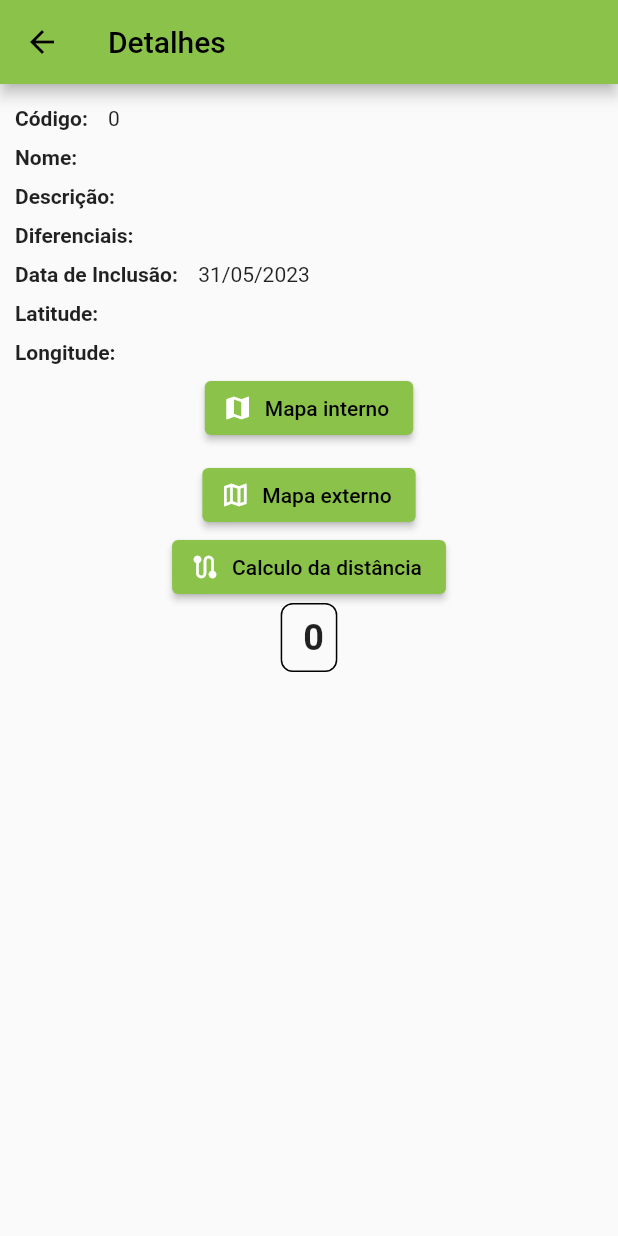
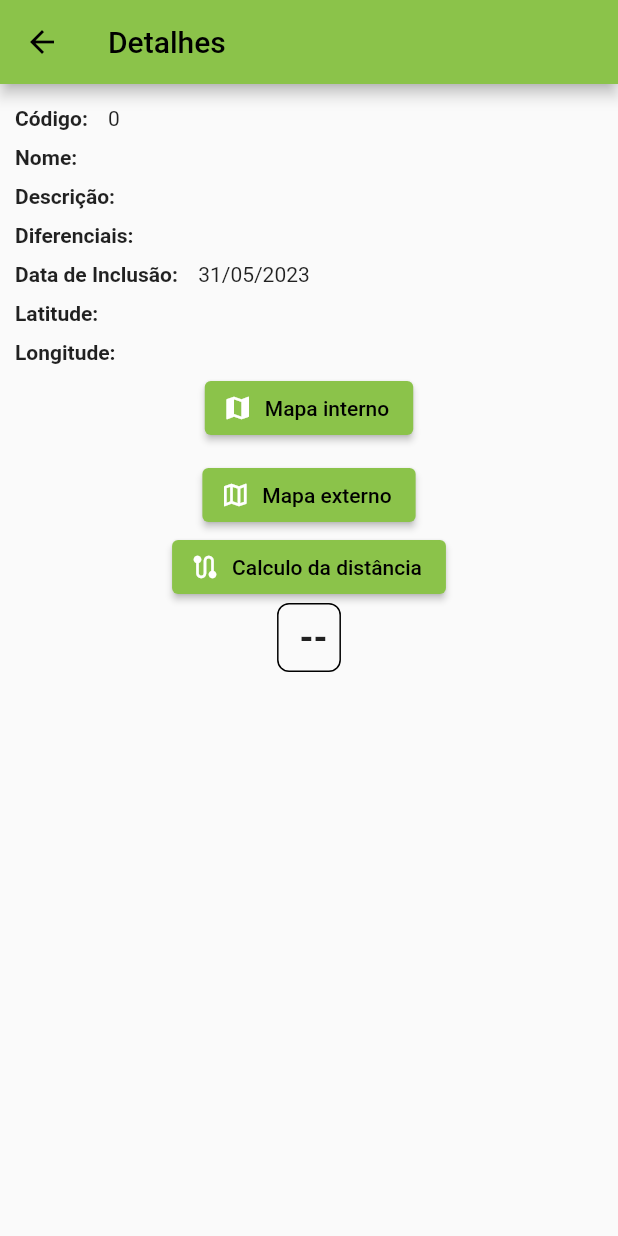
Before and after one commit to jocemir/pontosTuristicos, a Flutter app: the DetalhesPontosPage screen opened directly with empty values, on a phone screen of 412 x 824 dp. Run offline on Flutter 3.47's test engine with Material 2 defaults, Android fonts, the phone set to English and light mode, and no system bars; our stand-ins replace geolocator, google_maps_flutter, shared_preferences, sqflite; missing offline and left inert: maps_launcher; accounts and stored records are empty.

Commit message:
31-05-23-

```diff
--- a/lib/pages/detalhes_pontos_page.dart
+++ b/lib/pages/detalhes_pontos_page.dart
@@ -121,7 +121,7 @@ class _DetalhesPontosPageState extends State<DetalhesPontosPage> {
               child: Padding(
                 padding: EdgeInsets.all(8),
                 child: Text(
-                  ' ${_localizacaoAtual == null ? "0" : _distancia}',
+                  ' ${_localizacaoAtual == null ? "--" : _distancia}',
                   style: TextStyle(
                     fontSize: 24,
                     fontWeight: FontWeight.bold,
```
